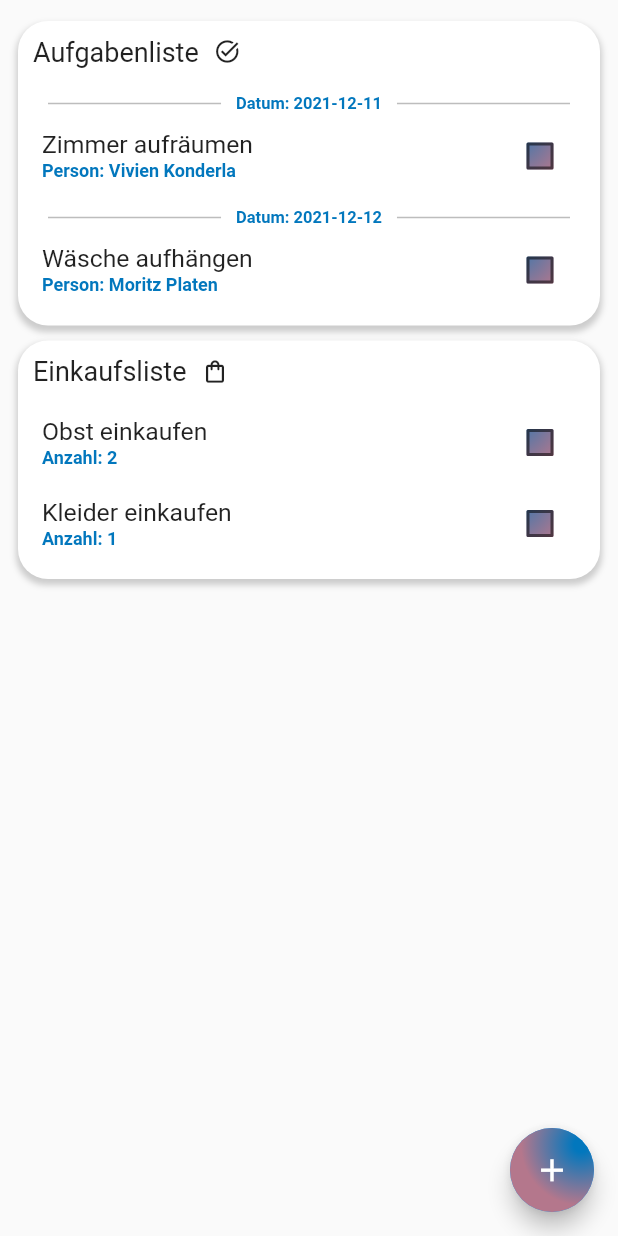
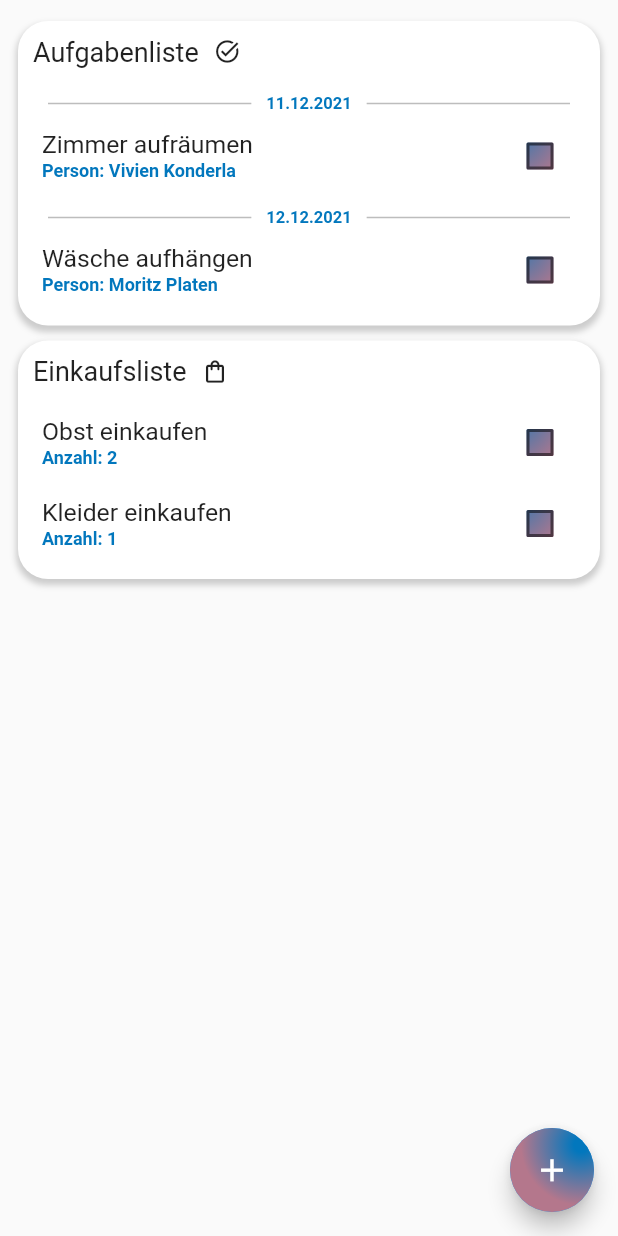
Before and after one commit to MoritzPlaten/Poam, a Flutter app: the screen it shows after launch, on a phone screen of 412 x 824 dp. Run offline on Flutter 3.47's test engine with Material 2 defaults, Android fonts, the phone set to English and light mode, and no system bars; our stand-ins replace firebase_auth, firebase_core, google_fonts; accounts and stored records are empty; Roboto replaces fonts that are missing (Kreon, Ubuntu).

```diff
--- a/lib/widgets/PoamDateItem/PoamDateItem.dart
+++ b/lib/widgets/PoamDateItem/PoamDateItem.dart
@@ -1,4 +1,5 @@
 import 'package:flutter/material.dart';
+import 'package:intl/intl.dart';
 import 'package:poam/services/dateServices/DateService.dart';
 import 'package:poam/services/itemServices/Objects/Category.dart';
 import 'package:poam/widgets/PoamItem/PoamItem.dart';
@@ -65,7 +66,7 @@ class _PoamDateItemState extends State<PoamDateItem> {
                           ),
 
                           Text(
-                            "Datum: " + dates[k],
+                              DateFormat('dd.MM.yyyy').format(DateTime.parse(dates[k])),
                             style: GoogleFonts.novaMono(
                               fontSize: 11,
                               color: primaryColor,
--- a/lib/widgets/PoamItem/PoamItem.dart
+++ b/lib/widgets/PoamItem/PoamItem.dart
@@ -93,7 +93,6 @@ class _PoamItemState extends State<PoamItem> {
                   value: widget.itemModel!.isChecked,
                   onChanged: (bool? value) {
                     setState(() {
-                      ///TODO: Remove Item
                       widget.itemModel!.isChecked = value!;
                       Provider.of<MenuService>(context, listen: false).removeItem(widget.itemModel!);
                     });
```
